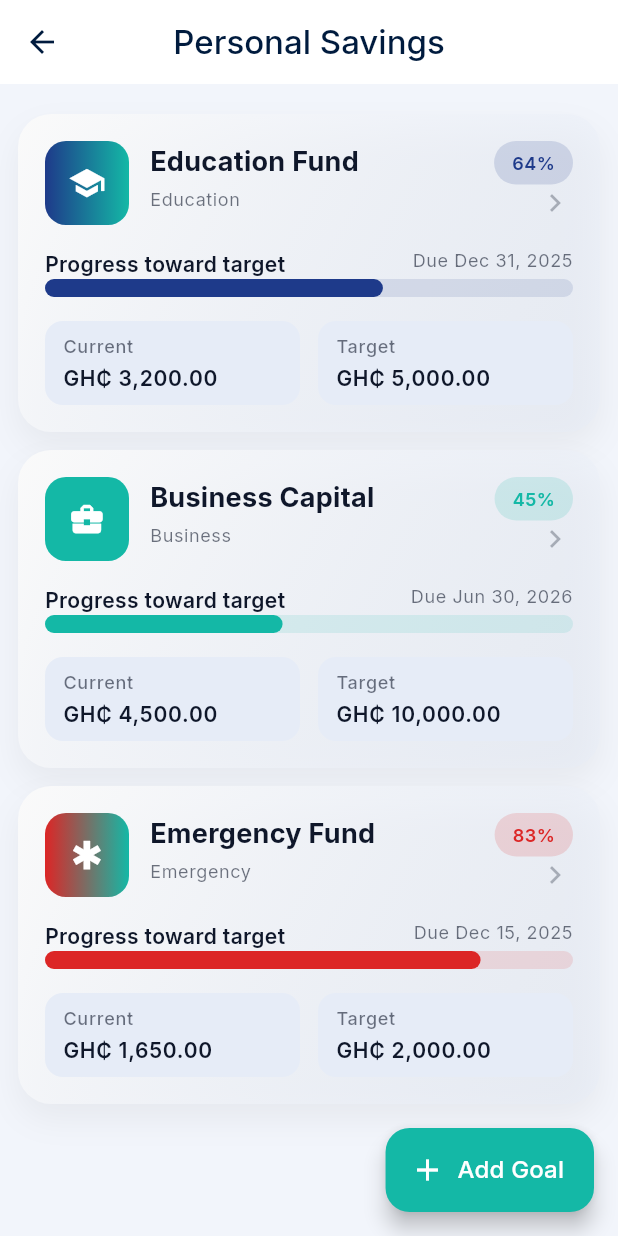
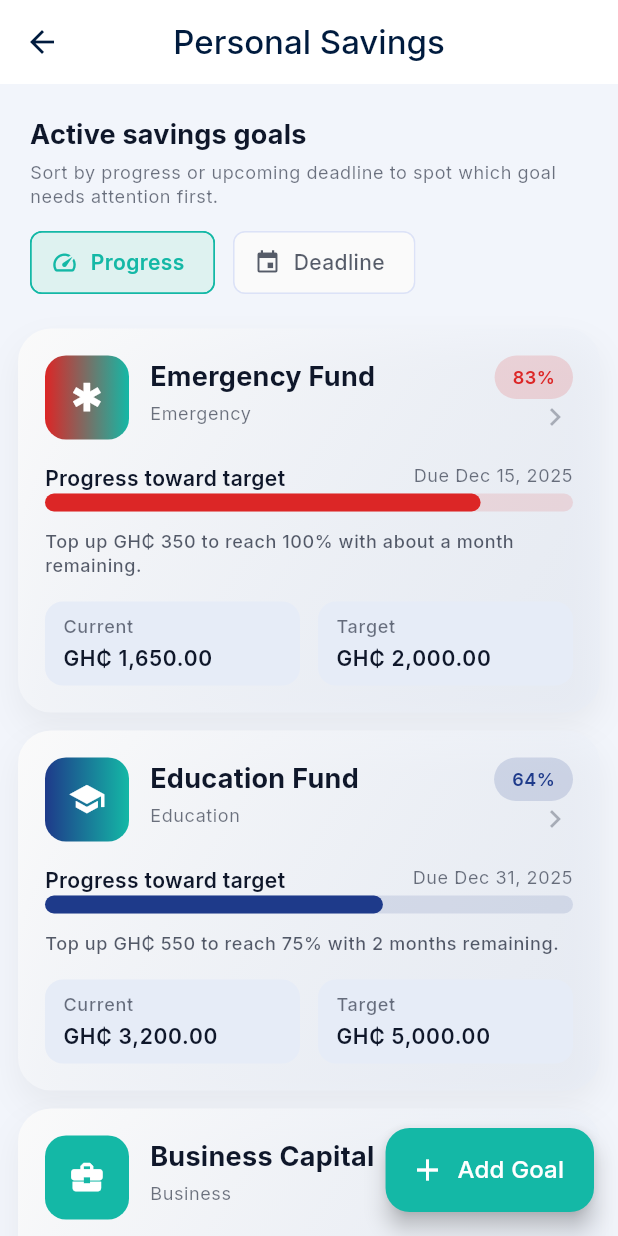
Before and after one commit to woedy/sankofa_super, a Flutter app: the SavingsScreen screen opened directly, on a phone screen of 412 x 824 dp. Run offline on Flutter 3.47's test engine with Material 3 defaults, Android fonts, the phone set to English and light mode, and no system bars; our stand-ins replace google_fonts, shared_preferences, smooth_page_indicator; accounts and stored records are empty.

Commit message:
Add savings sorting controls and milestone guidance

```diff
--- a/sankofa_app/lib/screens/savings_screen.dart
+++ b/sankofa_app/lib/screens/savings_screen.dart
@@ -12,9 +12,26 @@ class SavingsScreen extends StatefulWidget {
   State<SavingsScreen> createState() => _SavingsScreenState();
 }
 
+enum SavingsSortOption { progress, deadline }
+
 class _SavingsScreenState extends State<SavingsScreen> {
+  static const List<_SortOption> _sortOptions = [
+    _SortOption(
+      option: SavingsSortOption.progress,
+      label: 'Progress',
+      icon: Icons.speed,
+    ),
+    _SortOption(
+      option: SavingsSortOption.deadline,
+      label: 'Deadline',
+      icon: Icons.event,
+    ),
+  ];
+
   final SavingsService _savingsService = SavingsService();
   List<SavingsGoalModel> _goals = [];
+  List<SavingsGoalModel> _allGoals = [];
+  SavingsSortOption _activeSort = SavingsSortOption.progress;
 
   @override
   void initState() {
@@ -24,7 +41,11 @@ class _SavingsScreenState extends State<SavingsScreen> {
 
   Future<void> _loadGoals() async {
     final goals = await _savingsService.getGoals();
-    setState(() => _goals = goals);
+    if (!mounted) return;
+    setState(() {
+      _allGoals = goals;
+      _goals = _sortedGoals(_activeSort, goals);
+    });
   }
 
   @override
@@ -41,9 +62,39 @@ class _SavingsScreenState extends State<SavingsScreen> {
             ? const Center(child: CircularProgressIndicator())
             : ListView.builder(
                 padding: const EdgeInsets.fromLTRB(12, 20, 12, 20),
-                itemCount: _goals.length,
+                itemCount: _goals.length + 1,
                 itemBuilder: (context, index) {
-                  final goal = _goals[index];
+                  if (index == 0) {
+                    return Padding(
+                      padding: const EdgeInsets.only(bottom: 20),
+                      child: Column(
+                        crossAxisAlignment: CrossAxisAlignment.start,
+                        children: [
+                          SectionHeader(
+                            title: 'Active savings goals',
+                            subtitle:
+                                'Sort by progress or upcoming deadline to spot which goal needs attention first.',
+                            padding: const EdgeInsets.symmetric(horizontal: 8),
+                          ),
+                          const SizedBox(height: 12),
+                          ActionChipRow(
+                            padding: const EdgeInsets.symmetric(horizontal: 8),
+                            items: [
+                              for (final option in _sortOptions)
+                                ActionChipItem(
+                                  label: option.label,
+                                  icon: option.icon,
+                                  isSelected: option.option == _activeSort,
+                                ),
+                            ],
+                            onSelected: (index, _) => _onSortSelected(_sortOptions[index].option),
+                          ),
+                        ],
+                      ),
+                    );
+                  }
+
+                  final goal = _goals[index - 1];
                   return Padding(
                     padding: const EdgeInsets.only(bottom: 12),
                     child: _buildGoalCard(goal),
@@ -155,6 +206,14 @@ class _SavingsScreenState extends State<SavingsScreen> {
               secondaryLabel: 'Due ${DateFormat('MMM dd, yyyy').format(goal.deadline)}',
               color: categoryColor,
             ),
+            const SizedBox(height: 12),
+            Text(
+              _milestoneMicrocopy(goal),
+              style: Theme.of(context).textTheme.bodySmall?.copyWith(
+                    color: Theme.of(context).colorScheme.onSurface.withValues(alpha: 0.7),
+                    fontWeight: FontWeight.w500,
+                  ),
+            ),
             const SizedBox(height: 16),
             Row(
               crossAxisAlignment: CrossAxisAlignment.start,
@@ -202,6 +261,77 @@ class _SavingsScreenState extends State<SavingsScreen> {
     );
   }
 
+  void _onSortSelected(SavingsSortOption option) {
+    setState(() {
+      _activeSort = option;
+      _goals = _sortedGoals(option, _allGoals);
+    });
+  }
+
+  List<SavingsGoalModel> _sortedGoals(SavingsSortOption option, List<SavingsGoalModel> source) {
+    final sorted = List<SavingsGoalModel>.from(source);
+    switch (option) {
+      case SavingsSortOption.progress:
+        sorted.sort((a, b) => b.progress.compareTo(a.progress));
+        break;
+      case SavingsSortOption.deadline:
+        sorted.sort((a, b) => a.deadline.compareTo(b.deadline));
+        break;
+    }
+    return sorted;
+  }
+
+  String _milestoneMicrocopy(SavingsGoalModel goal) {
+    final progress = goal.progress.clamp(0.0, 1.0);
+    final now = DateTime.now();
+    final daysRemaining = goal.deadline.difference(now).inDays;
+
+    if (progress >= 1) {
+      return 'Goal achieved! Schedule your payout when you’re ready.';
+    }
+
+    if (daysRemaining < 0) {
+      return 'Deadline passed — extend your plan to keep the savings momentum.';
+    }
+
+    final milestones = [0.25, 0.5, 0.75, 1.0];
+    final nextMilestone = milestones.firstWhere((threshold) => progress < threshold, orElse: () => 1.0);
+    final remainingAmount = (goal.targetAmount * nextMilestone) - goal.currentAmount;
+    final milestoneLabel = (nextMilestone * 100).toStringAsFixed(0);
+    final timeToDeadline = _formatTimeToDeadline(daysRemaining);
+
+    if (remainingAmount <= 1) {
+      return 'You’re on the cusp of $milestoneLabel% — even a small top-up this week gets you there with $timeToDeadline.';
+    }
+
+    final formattedAmount = NumberFormat('#,##0').format(remainingAmount.ceil());
+    return 'Top up GH₵ $formattedAmount to reach $milestoneLabel% with $timeToDeadline.';
+  }
+
+  String _formatTimeToDeadline(int daysRemaining) {
+    if (daysRemaining <= 0) {
+      return 'no time to spare';
+    }
+    if (daysRemaining == 1) {
+      return '1 day left';
+    }
+    if (daysRemaining < 7) {
+      return '$daysRemaining days left';
+    }
+    final weeks = (daysRemaining / 7).floor();
+    if (weeks == 1) {
+      return '1 week remaining';
+    }
+    if (weeks < 5) {
+      return '$weeks weeks remaining';
+    }
+    final months = (daysRemaining / 30).floor();
+    if (months <= 1) {
+      return 'about a month remaining';
+    }
+    return '$months months remaining';
+  }
+
   IconData _getCategoryIcon(String category) {
     switch (category.toLowerCase()) {
       case 'education':
@@ -236,3 +366,15 @@ class _SavingsScreenState extends State<SavingsScreen> {
     }
   }
 }
+
+class _SortOption {
+  const _SortOption({
+    required this.option,
+    required this.label,
+    required this.icon,
+  });
+
+  final SavingsSortOption option;
+  final String label;
+  final IconData icon;
+}
```
